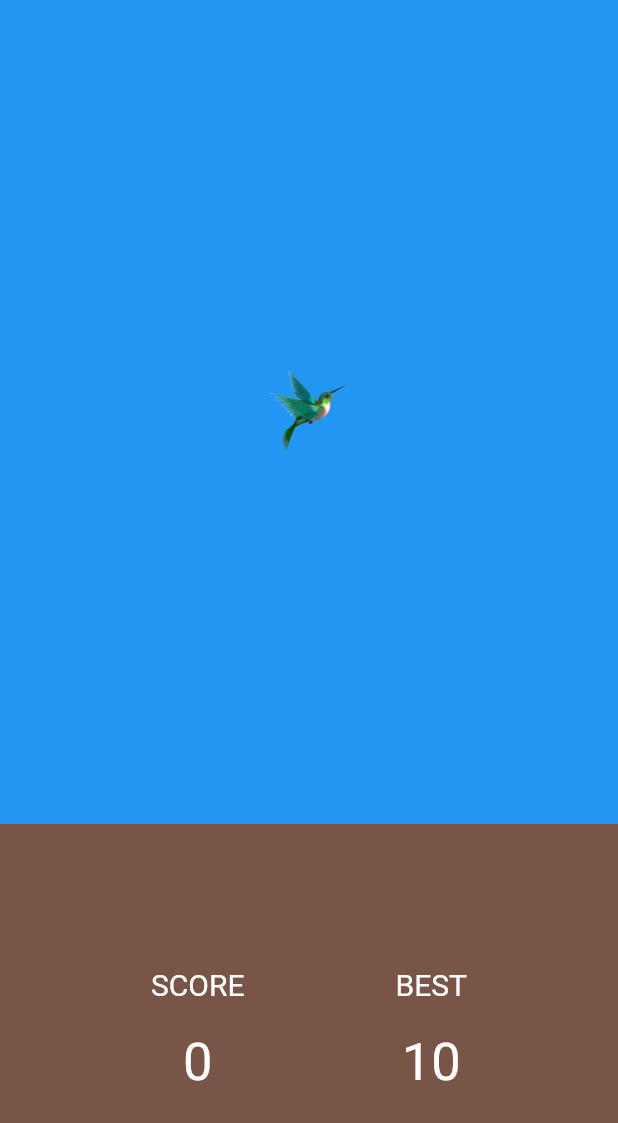
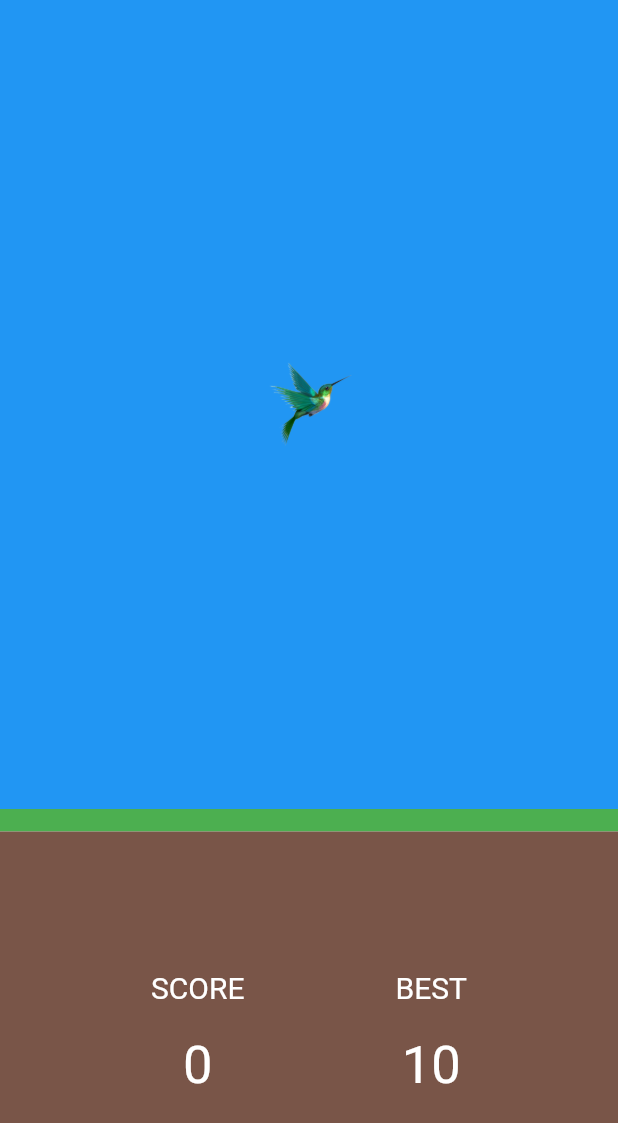
Before and after one commit to Hamisi-Esq/Flappy-Bird, a Flutter app: the screen it shows after launch, on a phone screen of 412 x 824 dp. Shown: the top 1123 px of the screen. Run offline on Flutter 3.47's test engine with Material 2 defaults, Android fonts, the phone set to English and light mode, and no system bars.

Commit message:
latest update

```diff
--- a/lib/homepage.dart
+++ b/lib/homepage.dart
@@ -61,6 +61,10 @@ class _HomepageState extends State<Homepage> {
                 ),
               )
           ),
+          Container(
+            height: 15,
+            color: Colors.green,
+          ),
           Expanded(
               child: Container(
                 color: Colors.brown,
```
